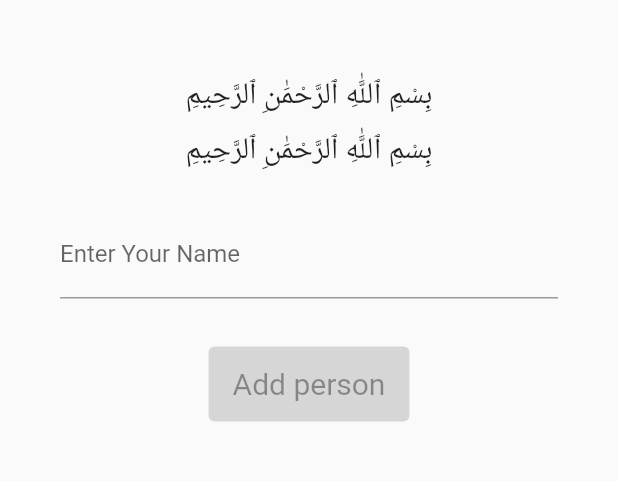
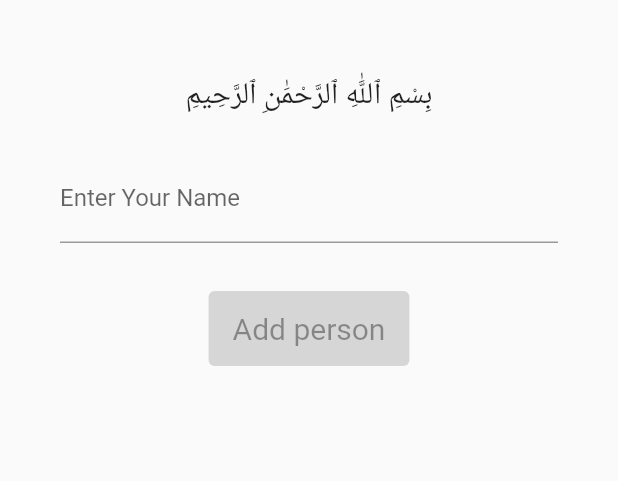
Before and after one commit to mredaoudi/qadaa, a Flutter app: the screen it shows after launch, after a tap on "Skip", after a tap on "Done", on a phone screen of 412 x 824 dp, the part 468-949 px from its top. Run offline on Flutter 3.47's test engine with Material 2 defaults, Android fonts, the phone set to English and light mode, and no system bars; our stand-ins replace hive, hive_flutter, introduction_screen; accounts and stored records are empty.

Commit message:
changes at 2023-06-28 13:06

```diff
--- a/lib/pages/user_form.dart
+++ b/lib/pages/user_form.dart
@@ -32,14 +32,6 @@ class UserFormState extends State<UserForm> {
               Padding(
                 padding: const EdgeInsets.fromLTRB(100, 100, 100, 50),
                 child: Image.asset('assets/icon/icon.png'),
-              ),
-              const Padding(
-                padding: EdgeInsets.fromLTRB(0, 0, 0, 10),
-                child: Text(
-                  "بِسْمِ ٱللَّٰهِ ٱلرَّحْمَٰنِ ٱلرَّحِيمِ",
-                  style: TextStyle(fontSize: 20),
-                  textAlign: TextAlign.center,
-                ),
               ),
               const Padding(
                 padding: EdgeInsets.fromLTRB(0, 0, 0, 10),
```
Also changed, not shown: 1 other file.
